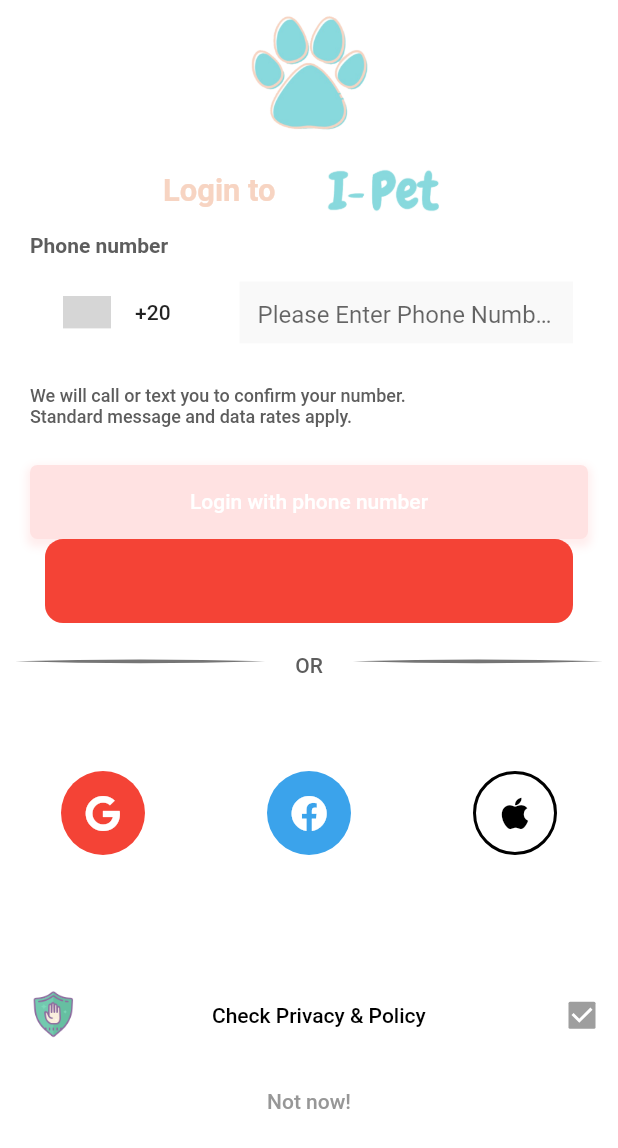
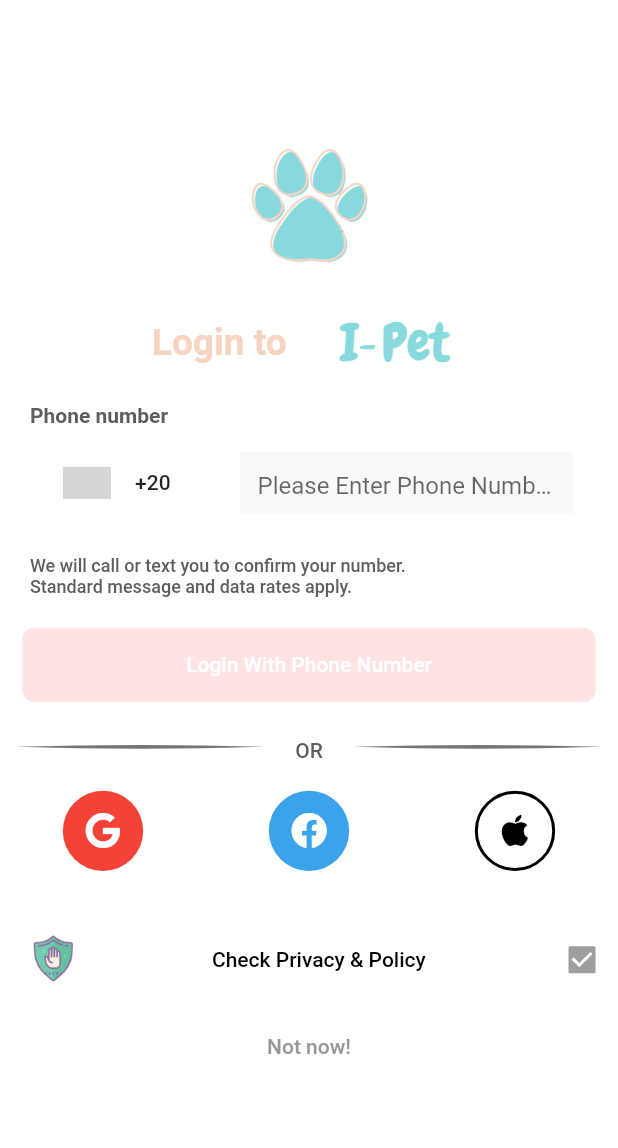
Before and after one commit to MHarooney/IPetMobile, a Flutter app: the screen it shows after launch, after a tap on "Continue", on a phone screen of 412 x 824 dp. Shown: the top 1148 px of the screen. Run offline on Flutter 3.47's test engine with Material 2 defaults, Android fonts, the phone set to English and light mode, and no system bars; drawn by our look-alikes of country_code_picker; our stand-ins replace flutter_screenutil, font_awesome_flutter; Roboto replaces fonts that are missing (Montserrat); grey boxes are pictures that could not be loaded.

Commit message:
Custmoised  Login Screen more responsive

```diff
--- a/lib/screens/login_screen/components/login_body.dart
+++ b/lib/screens/login_screen/components/login_body.dart
@@ -12,7 +12,6 @@ import 'package:ipet/widgets/default_image.dart';
 import 'package:ipet/widgets/ipet_custom_icon.dart';
 import 'package:ipet/widgets/ipet_custom_painter/ipet_sharp_divider/sharp_hor_divider.dart';
 import 'package:ipet/widgets/ipet_custom_sizedbox.dart';
-import 'package:ipet/widgets/ipet_default_button.dart';
 import 'package:ipet/widgets/label.dart';
 import 'package:ipet/widgets/my_custom_card.dart';
 
@@ -21,20 +20,20 @@ class LoginBody extends StatelessWidget {
   Widget build(BuildContext context) {
     return LayoutBuilder(
       builder: (context, constraints) => IPetCustomSizedBox(
-        height: MediaQuery.of(context).size.height,
-        width: MediaQuery.of(context).size.width,
-        iPetChild: SingleChildScrollView(
-          child: SafeArea(
+        iPetChild: SafeArea(
           child: Center(
             child: Column(
+              mainAxisAlignment: MainAxisAlignment.center,
               children: <Widget>[
                 DefaultImage(
                   image: AppConst.kIPetPawIc,
                   // width: constraints.maxWidth * 0.2,
-                    width: MediaQuery.of(context).size.width * 0.3,
+                  width: constraints.maxWidth * 0.3,
                   height: constraints.maxHeight * 0.1,
                 ),
-                  Row(
+                Container(
+                  height: constraints.maxHeight * 0.1,
+                  child: Row(
                     mainAxisAlignment: MainAxisAlignment.center,
                     children: [
                       Padding(
@@ -45,24 +44,24 @@ class LoginBody extends StatelessWidget {
                           textColor: AppConst.kTextRareGoldColor,
                           fontWeight: FontWeight.bold,
                           // size: IPetDimens.space20,
-                          size: MediaQuery.of(context).size.width * 0.05,
+                          size: constraints.maxWidth * 0.06,
                         ),
                       ),
                       DefaultImage(
                         image: AppConst.kIPetTxtImg,
-                        width: MediaQuery.of(context).size.width * 0.3,
+                        width: constraints.maxWidth * 0.3,
                         // height:
                         //     getProportionateScreenHeight(IPetDimens.space50),
                         height: constraints.maxHeight * 0.05,
                       ),
                     ],
                   ),
+                ),
                 Column(
                   crossAxisAlignment: CrossAxisAlignment.stretch,
                   children: [
                     Padding(
-                        padding:
-                            const EdgeInsets.only(left: IPetDimens.space20),
+                      padding: const EdgeInsets.only(left: IPetDimens.space20),
                       child: Label(
                         text: AppConst.kPhoneNoTxt,
                         textColor: AppConst.kTextDarkColor,
@@ -99,8 +98,7 @@ class LoginBody extends StatelessWidget {
                                 ),
                                 child: TextField(
                                   decoration: InputDecoration(
-                                      fillColor:
-                                          AppConst.kPrimarySemiWhiteColor,
+                                    fillColor: AppConst.kPrimarySemiWhiteColor,
                                     filled: true,
                                     border: InputBorder.none,
                                     hintText: AppConst.kPleaseEnterPhoneNoTxt,
@@ -114,45 +112,52 @@ class LoginBody extends StatelessWidget {
                     ),
                     IPetCustomSizedBox(height: IPetDimens.space12),
                     Padding(
-                        padding:
-                            const EdgeInsets.only(left: IPetDimens.space20),
+                      padding: const EdgeInsets.only(left: IPetDimens.space20),
                       child: Label(
                         text: AppConst.kPhoneCallOrTxtMsg,
                         textColor: AppConst.kTextDarkColor,
                         size: IPetDimens.space12,
                       ),
                     ),
-                      IPetDefaultButton(
-                        onTap: () {},
-                        buttonTitle: AppConst.kLoginPhoneNoTxt,
-                        colour: AppConst.kTextLightRedColor,
-                        height: MediaQuery.of(context).size.height * 0.06,
-                        width: getProportionateScreenWidth(IPetDimens.space50),
-                        textColour: AppConst.kPrimaryWhiteBgColor,
-                        myBorderRadius: BorderRadius.circular(
-                          IPetDimens.space5,
+                    // IPetDefaultButton(
+                    //   onTap: () {},
+                    //   buttonTitle: AppConst.kLoginPhoneNoTxt,
+                    //   colour: AppConst.kTextLightRedColor,
+                    //   height: MediaQuery.of(context).size.height * 0.06,
+                    //   width: getProportionateScreenWidth(IPetDimens.space50),
+                    //   textColour: AppConst.kPrimaryWhiteBgColor,
+                    //   myBorderRadius: BorderRadius.circular(
+                    //     IPetDimens.space5,
+                    //   ),
+                    //   iPetBoxShadow: [
+                    //     AppConst.iPetLoginBoxShadow(
+                    //       btnColor: AppConst.kTextLightRedColor
+                    //           .withOpacity(0.6), // changes position of shadow
+                    //     ),
+                    //   ],
+                    // ),
+                    Padding(
+                      padding: const EdgeInsets.fromLTRB(15, 20, 15, 0),
+                      child: Container(
+                        height: constraints.maxHeight * 0.06,
+                        child: IPetCustomCircleBtn(
+                          iPetChildCard: Label(
+                            textColor: AppConst.kPrimaryWhiteBgColor,
+                            text: 'Login With Phone Number',
                           ),
-                        iPetBoxShadow: [
-                          AppConst.iPetLoginBoxShadow(
-                            btnColor: AppConst.kTextLightRedColor
-                                .withOpacity(0.6), // changes position of shadow
-                          ),
-                        ],
-                      ),
-                      Padding(
-                        padding: const EdgeInsets.fromLTRB(30, 0, 30, 0),
-                        child: IPetCustomCircleBtn(
                           constraintWidth: 56.0,
                           constraintHeight: 56.0,
                           iPetShapeBorder: RoundedRectangleBorder(
-                              borderRadius: BorderRadius.circular(12.0)),
+                              borderRadius: BorderRadius.circular(8.0)),
                           iPetIconColor: Colors.white,
-                          iPetFillColor: Colors.red,
+                          iPetFillColor: AppConst.kTextLightRedColor,
+                        ),
                       ),
                     ),
                     IPetCustomSizedBox(height: IPetDimens.space10),
                     Container(
                       margin: EdgeInsets.only(top: IPetDimens.space10),
+                      height: constraints.maxHeight * 0.03,
                       child: Row(
                         children: <Widget>[
                           Expanded(
@@ -188,13 +193,13 @@ class LoginBody extends StatelessWidget {
                       ),
                     ),
                     Container(
-                        height: constraints.maxHeight * 0.22,
+                      height: constraints.maxHeight * 0.1,
                       child: Row(
                         mainAxisAlignment: MainAxisAlignment.spaceAround,
                         children: [
                           IPetCustomCircleBtn(
-                              constraintWidth: 56.0,
-                              constraintHeight: 56.0,
+                            constraintWidth: constraints.maxWidth * 0.13,
+                            constraintHeight: constraints.maxHeight * 0.13,
                             iPetShapeBorder: CircleBorder(),
                             iPetChildCard: IPetCustomIcon(
                               ipFontIc: FontAwesomeIcons.google,
@@ -204,8 +209,8 @@ class LoginBody extends StatelessWidget {
                             iPetFillColor: Colors.red,
                           ),
                           IPetCustomCircleBtn(
-                              constraintWidth: 56.0,
-                              constraintHeight: 56.0,
+                            constraintWidth: constraints.maxWidth * 0.13,
+                            constraintHeight: constraints.maxHeight * 0.13,
                             iPetShapeBorder: CircleBorder(),
                             iPetChildCard: IPetCustomIcon(
                               ipFontIc: FontAwesomeIcons.facebook,
@@ -215,8 +220,8 @@ class LoginBody extends StatelessWidget {
                             iPetFillColor: AppConst.kBlueColor,
                           ),
                           IPetCustomCircleBtn(
-                              constraintWidth: 56.0,
-                              constraintHeight: 56.0,
+                            constraintWidth: constraints.maxWidth * 0.13,
+                            constraintHeight: constraints.maxHeight * 0.13,
                             iPetShapeBorder: CircleBorder(
                               side: BorderSide(
                                 width: 2,
@@ -241,8 +246,9 @@ class LoginBody extends StatelessWidget {
                     ),
                     IPetCustomSizedBox(height: IPetDimens.space20),
                     Padding(
-                        padding:
-                            const EdgeInsets.only(left: IPetDimens.space10),
+                      padding: const EdgeInsets.only(left: IPetDimens.space10),
+                      child: Container(
+                        height: constraints.maxHeight * 0.06,
                         child: Row(
                           mainAxisAlignment: MainAxisAlignment.spaceBetween,
                           children: [
@@ -263,6 +269,7 @@ class LoginBody extends StatelessWidget {
                               onChanged: null,
                             ),
                           ],
+                        ),
                       ),
                     ),
                     IPetCustomSizedBox(height: IPetDimens.space25),
@@ -299,7 +306,6 @@ class LoginBody extends StatelessWidget {
           ),
         ),
       ),
-      ),
     );
   }
 }
```
Lines whose indentation alone changed are shown as unchanged.
